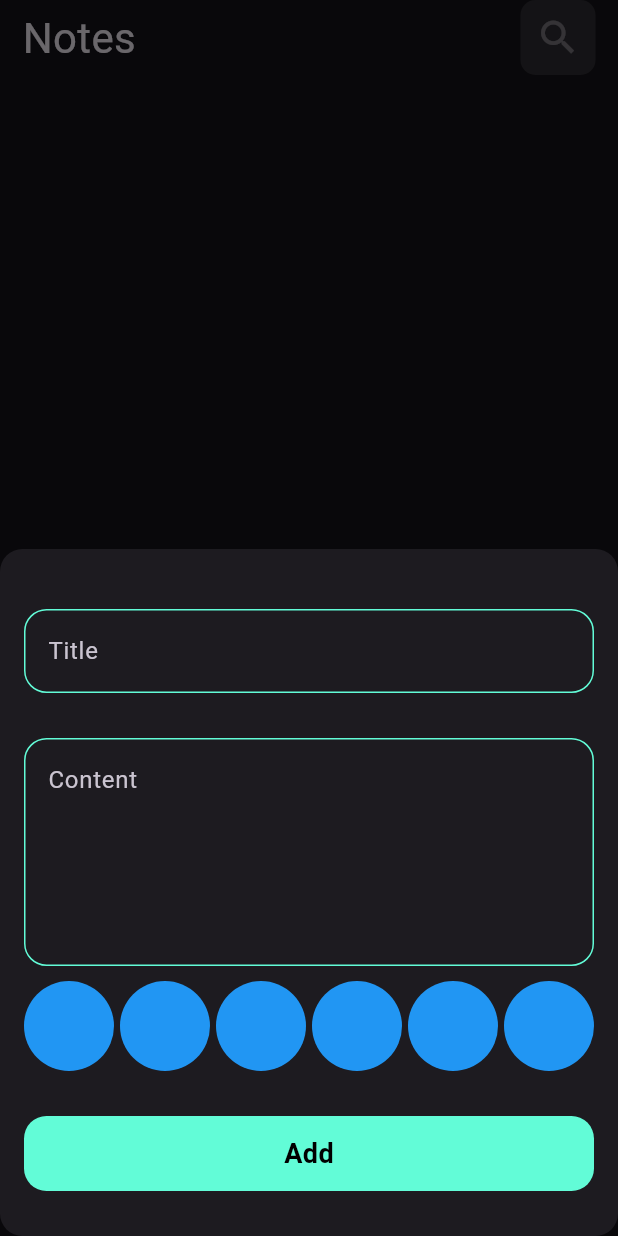
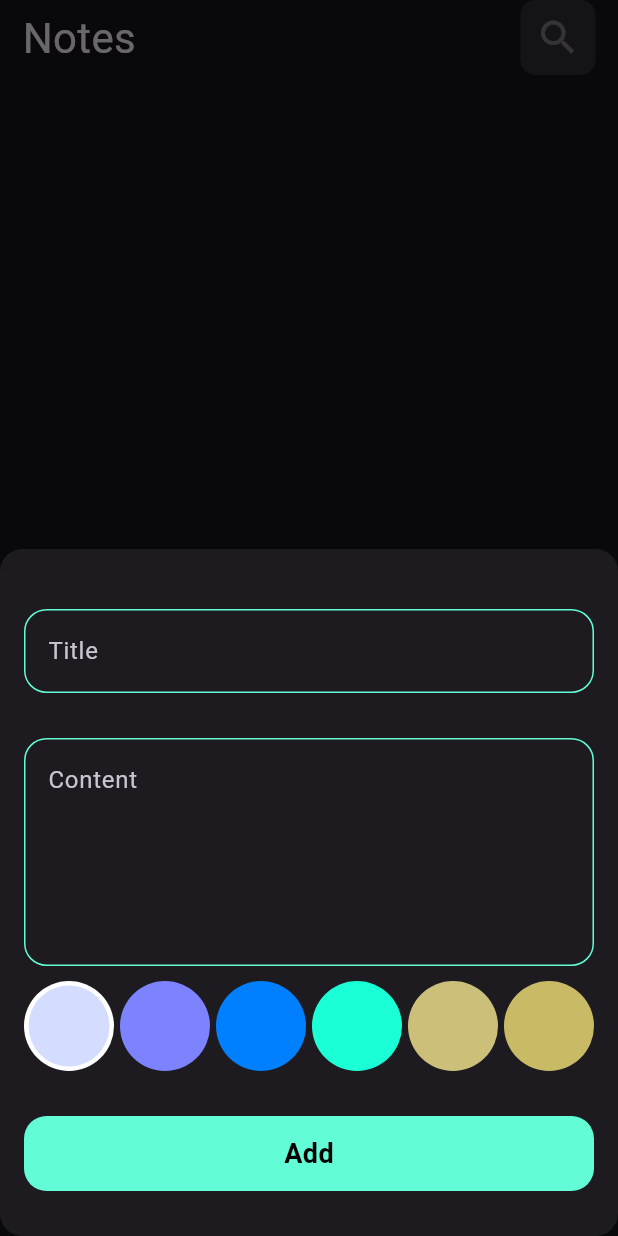
Before and after one commit to EngAhmed20/note_app, a Flutter app: the screen it shows after launch, after a tap on the "add" icon, on a phone screen of 412 x 824 dp. Run offline on Flutter 3.47's test engine with Material 3 defaults, Android fonts, the phone set to English and light mode, and no system bars; our stand-ins replace bloc, flutter_bloc, hive, hive_flutter; accounts and stored records are empty.

Commit message:
colors list view

```diff
--- a/lib/note_app/presentation/views/widgets/color_list_view.dart
+++ b/lib/note_app/presentation/views/widgets/color_list_view.dart
@@ -2,26 +2,69 @@
 import 'package:flutter/material.dart';
 
 class ColorItem extends StatelessWidget {
-  const ColorItem({super.key});
+  const ColorItem({super.key, required this.isActive, this.color});
+  final bool isActive;
+  final Color? color;
 
   @override
   Widget build(BuildContext context) {
-    return const CircleAvatar(
+    return isActive?  CircleAvatar(
       radius: 30,
-      backgroundColor: Colors.blue,
+      backgroundColor: Colors.white,
+      child:  CircleAvatar(
+        radius: 27,
+        backgroundColor: color,
+      ),
+    ): CircleAvatar(
+      radius: 30,
+      backgroundColor: color,
     );
   }
 }
-class ColorsListView extends StatelessWidget {
+class ColorsListView extends StatefulWidget {
   const ColorsListView({super.key});
+
+  @override
+  State<ColorsListView> createState() => _ColorsListViewState();
+}
+
+class _ColorsListViewState extends State<ColorsListView> {
+   List <Color>itemColor=const [
+   Color(0xffD4DCFF),
+   Color(0xff7D83FF) ,
+   Color(0xff007FFF),
+    Color(0xff1AFFD5),
+    Color(0xffCBBF7A) ,
+    Color(0xffC9BA66),
+    Color(0xffF9FBF2),
+    Color(0xffffede1),
+    Color(0xffd7f9ff),
+    Color(0xffafcbff),
+    Color(0xffEDD6FF),
+
+
+
+
+  ];
+  int currentIndex=0;
 
   @override
   Widget build(BuildContext context) {
     return SizedBox(
       height: 30*2,
-      child: ListView.separated(itemBuilder:(context,index)=>ColorItem(),
+      child: ListView.separated(itemBuilder:(context,index)=>GestureDetector(
+        onTap: (){
+          currentIndex=index;
+          setState(() {
+
+          });
+        },
+        child: ColorItem(
+          isActive: currentIndex==index ?true : false,color: itemColor[index],
+        ),
+      ),
         separatorBuilder:(context,index)=>const SizedBox(width:4,),
-        itemCount: 10,
+        itemCount: itemColor.length,
         scrollDirection: Axis.horizontal,
       ),
     );
```
